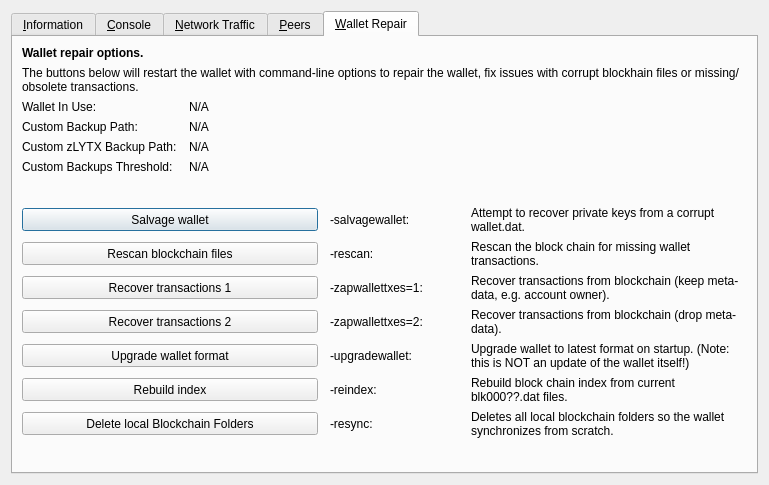
LytixChain/lytix, file src/qt/forms/rpcconsole.ui: the form before one commit.
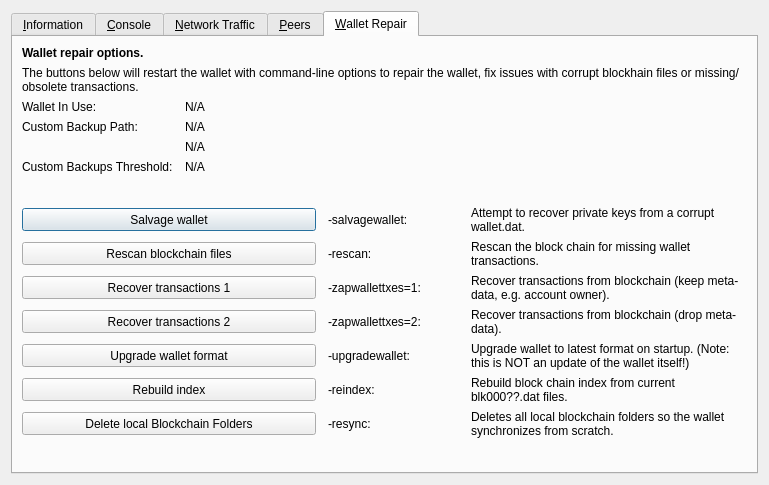
The form after the commit. The open tabs and pages were chosen to show the change. Icons and pictures are not drawn. Custom widgets are drawn as their Qt base class.

Diff of the .ui file:
```diff
--- a/src/qt/forms/rpcconsole.ui
+++ b/src/qt/forms/rpcconsole.ui
@@ -1325,16 +1325,6 @@
          </property>
         </widget>
        </item>
-       <item row="4" column="0">
-        <widget class="QLabel" name="wallet_customzbackuppath_label">
-         <property name="text">
-          <string>Custom zLYTX Backup Path:</string>
-         </property>
-         <property name="visible">
-          <bool>false</bool>
-         </property>
-        </widget>
-       </item>
        <item row="4" column="1" colspan="3">
         <widget class="QLabel" name="wallet_customzbackuppath">
          <property name="cursor">
```
